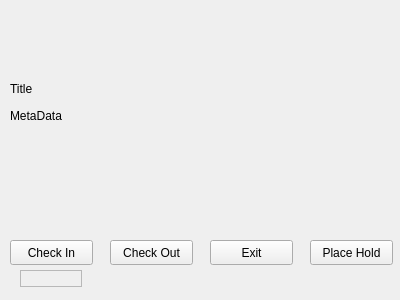
The window that catalogueitemui.ui (OliBot03/HinLIBS) describes before a commit, drawn with Qt 5.
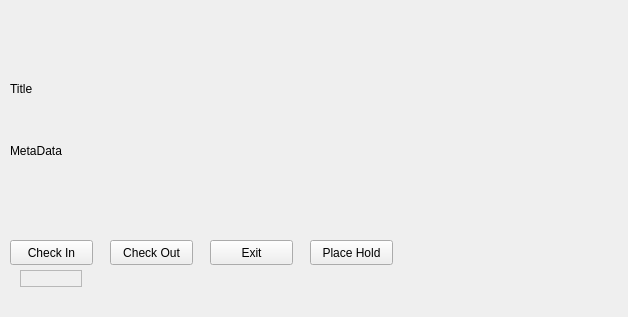
The same window after the commit.

The edit to the form file:
```diff
--- a/catalogueitemui.ui
+++ b/catalogueitemui.ui
@@ -6,8 +6,8 @@
    <rect>
     <x>0</x>
     <y>0</y>
-    <width>400</width>
-    <height>300</height>
+    <width>628</width>
+    <height>317</height>
    </rect>
   </property>
   <property name="windowTitle">
@@ -34,8 +34,8 @@
     <rect>
      <x>10</x>
      <y>100</y>
-     <width>381</width>
-     <height>31</height>
+     <width>601</width>
+     <height>101</height>
     </rect>
    </property>
    <property name="sizePolicy">
```
